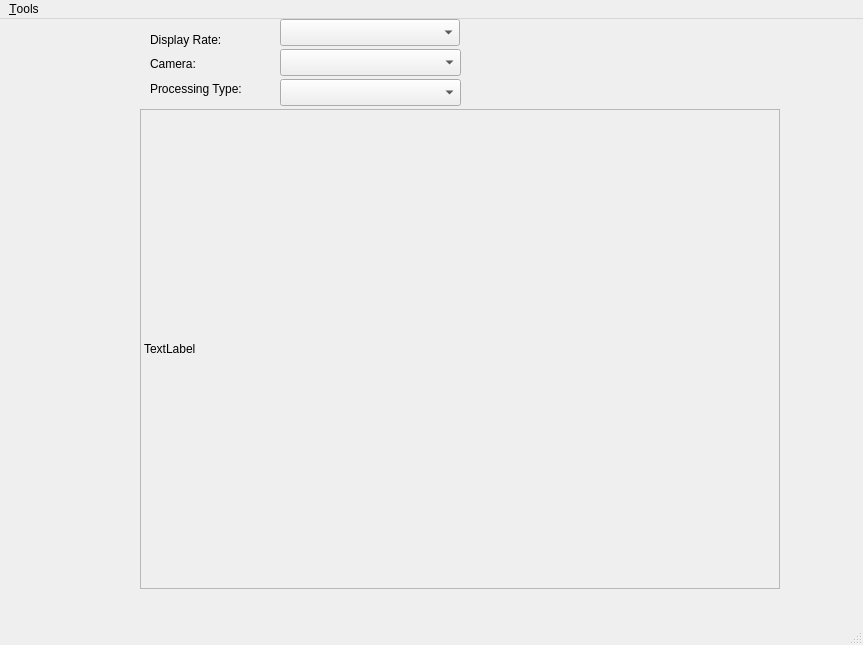
Old version of the form Coprocessor/MainWindow.ui in the repository Nashoba-Robotics/Vision2013.
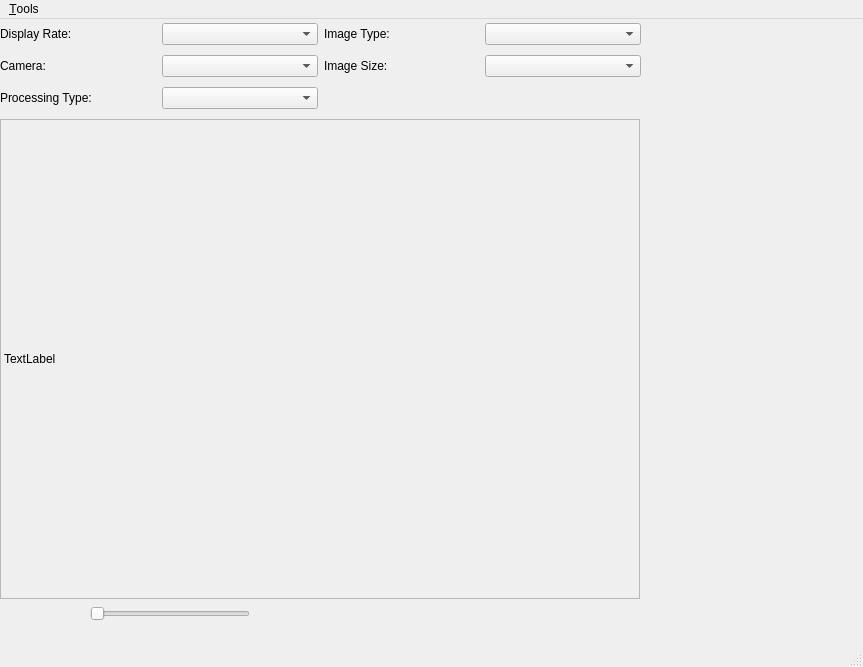
New version of the form.

The edit to the form file:
```diff
--- a/Coprocessor/MainWindow.ui
+++ b/Coprocessor/MainWindow.ui
@@ -7,7 +7,7 @@
     <x>0</x>
     <y>0</y>
     <width>863</width>
-    <height>645</height>
+    <height>667</height>
    </rect>
   </property>
   <property name="windowTitle">
@@ -17,8 +17,8 @@
    <widget class="QLabel" name="label">
     <property name="geometry">
      <rect>
-      <x>140</x>
-      <y>90</y>
+      <x>0</x>
+      <y>100</y>
       <width>640</width>
       <height>480</height>
      </rect>
@@ -36,75 +36,96 @@
      <string>TextLabel</string>
     </property>
    </widget>
-   <widget class="QLabel" name="labelProcessingType">
+   <widget class="QSlider" name="movieSlider">
     <property name="geometry">
      <rect>
-      <x>150</x>
-      <y>60</y>
-      <width>121</width>
-      <height>20</height>
-     </rect>
-    </property>
-    <property name="text">
-     <string>Processing Type:</string>
-    </property>
-   </widget>
-   <widget class="QComboBox" name="processingTypeComboBox">
-    <property name="geometry">
-     <rect>
-      <x>280</x>
-      <y>60</y>
-      <width>181</width>
-      <height>27</height>
-     </rect>
-    </property>
-   </widget>
-   <widget class="QComboBox" name="displayRateComboBox">
-    <property name="geometry">
-     <rect>
-      <x>280</x>
-      <y>0</y>
-      <width>180</width>
-      <height>27</height>
-     </rect>
-    </property>
-   </widget>
-   <widget class="QLabel" name="label_3">
-    <property name="geometry">
-     <rect>
-      <x>150</x>
-      <y>10</y>
-      <width>121</width>
-      <height>21</height>
-     </rect>
-    </property>
-    <property name="text">
-     <string>Display Rate:</string>
-    </property>
-   </widget>
-   <widget class="QComboBox" name="cameraComboBox">
-    <property name="geometry">
-     <rect>
-      <x>280</x>
-      <y>30</y>
-      <width>181</width>
-      <height>27</height>
-     </rect>
-    </property>
-   </widget>
-   <widget class="QLabel" name="label_2">
-    <property name="geometry">
-     <rect>
-      <x>150</x>
-      <y>30</y>
-      <width>81</width>
+      <x>90</x>
+      <y>580</y>
+      <width>160</width>
       <height>29</height>
      </rect>
     </property>
-    <property name="text">
-     <string>Camera:</string>
+    <property name="orientation">
+     <enum>Qt::Horizontal</enum>
     </property>
    </widget>
+   <widget class="QWidget" name="layoutWidget">
+    <property name="geometry">
+     <rect>
+      <x>0</x>
+      <y>0</y>
+      <width>641</width>
+      <height>95</height>
+     </rect>
+    </property>
+    <layout class="QGridLayout" name="gridLayout">
+     <item row="1" column="0">
+      <widget class="QLabel" name="label_2">
+       <property name="text">
+        <string>Camera:</string>
+       </property>
+      </widget>
+     </item>
+     <item row="2" column="1">
+      <widget class="QComboBox" name="processingTypeComboBox"/>
+     </item>
+     <item row="0" column="2">
+      <widget class="QLabel" name="label_4">
+       <property name="text">
+        <string>Image Type:</string>
+       </property>
+      </widget>
+     </item>
+     <item row="0" column="0">
+      <widget class="QLabel" name="label_3">
+       <property name="text">
+        <string>Display Rate:</string>
+       </property>
+      </widget>
+     </item>
+     <item row="1" column="1">
+      <widget class="QComboBox" name="cameraComboBox"/>
+     </item>
+     <item row="0" column="1">
+      <widget class="QComboBox" name="displayRateComboBox"/>
+     </item>
+     <item row="0" column="3">
+      <widget class="QComboBox" name="imageTypeComboBox"/>
+     </item>
+     <item row="2" column="0">
+      <widget class="QLabel" name="labelProcessingType">
+       <property name="text">
+        <string>Processing Type:</string>
+       </property>
+      </widget>
+     </item>
+     <item row="1" column="2">
+      <widget class="QLabel" name="label_5">
+       <property name="text">
+        <string>Image Size:</string>
+       </property>
+      </widget>
+     </item>
+     <item row="1" column="3">
+      <widget class="QComboBox" name="imageSizeComboBox"/>
+     </item>
+    </layout>
+   </widget>
+   <widget class="QWidget" name="gridLayoutWidget">
+    <property name="geometry">
+     <rect>
+      <x>650</x>
+      <y>100</y>
+      <width>211</width>
+      <height>481</height>
+     </rect>
+    </property>
+    <layout class="QGridLayout" name="controlsGridLayout">
+     <property name="sizeConstraint">
+      <enum>QLayout::SetDefaultConstraint</enum>
+     </property>
+    </layout>
+   </widget>
   </widget>
   <widget class="QMenuBar" name="menubar">
    <property name="geometry">
```
Left out of the diff: 6 changed lines with no effect on the pictures.
